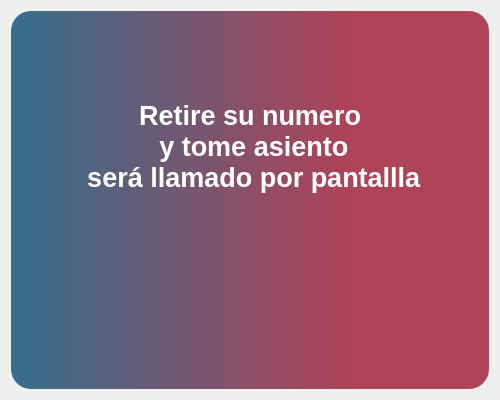
First picture: the form in Ticketera/pop.ui, repository Gonzaloned/ProgramaTicketera, before the edit.
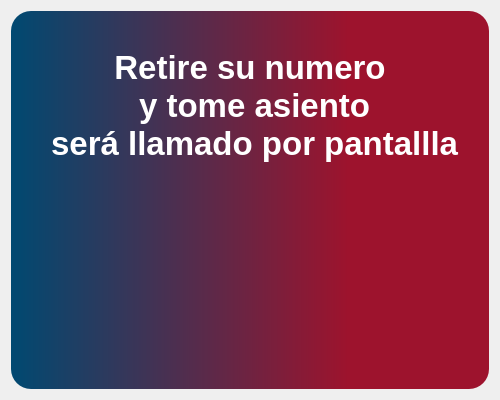
Second picture: the form after the edit. Icons and pictures are not drawn.

```diff
--- a/Ticketera/pop.ui
+++ b/Ticketera/pop.ui
@@ -33,7 +33,7 @@
   </property>
   <property name="styleSheet">
    <string notr="true">#fondo{
-background-color: qlineargradient(spread:pad, x1:1, y1:0, x2:0, y2:0, stop:0.295455 rgba(157, 19, 45, 200), stop:1 rgba(0, 73, 113, 200));
+background-color: qlineargradient(spread:pad, x1:1, y1:0, x2:0, y2:0, stop:0.295455 rgba(157, 19, 45, 255), stop:1 rgba(0, 73, 113, 255));
 
 	border-radius: 20px;
 	
@@ -48,14 +48,29 @@
    <item>
     <widget class="QWidget" name="fondo" native="true">
      <layout class="QVBoxLayout" name="verticalLayout_2">
+      <property name="spacing">
+       <number>0</number>
+      </property>
+      <property name="leftMargin">
+       <number>0</number>
+      </property>
       <property name="topMargin">
        <number>0</number>
       </property>
-      <item alignment="Qt::AlignHCenter|Qt::AlignBottom">
+      <property name="rightMargin">
+       <number>0</number>
+      </property>
+      <property name="bottomMargin">
+       <number>0</number>
+      </property>
+      <item>
+       <widget class="QWidget" name="widget_2" native="true">
+        <layout class="QVBoxLayout" name="verticalLayout_3">
+         <item>
        <widget class="QLabel" name="texto">
         <property name="font">
          <font>
-          <pointsize>20</pointsize>
+             <pointsize>25</pointsize>
           <bold>true</bold>
          </font>
         </property>
@@ -69,8 +84,26 @@
         </property>
        </widget>
       </item>
-      <item alignment="Qt::AlignHCenter">
-       <widget class="QLabel" name="imagen">
+        </layout>
+       </widget>
+      </item>
+      <item>
+       <widget class="QWidget" name="widget" native="true">
+        <layout class="QVBoxLayout" name="verticalLayout_4">
+         <property name="leftMargin">
+          <number>60</number>
+         </property>
+         <property name="topMargin">
+          <number>0</number>
+         </property>
+         <property name="rightMargin">
+          <number>60</number>
+         </property>
+         <property name="bottomMargin">
+          <number>10</number>
+         </property>
+         <item alignment="Qt::AlignHCenter|Qt::AlignTop">
+          <widget class="QLabel" name="label">
         <property name="text">
          <string/>
         </property>
@@ -78,8 +111,11 @@
          <pixmap resource="pantalla1.qrc">:/iconos/img/fondo.png</pixmap>
         </property>
         <property name="scaledContents">
-         <bool>false</bool>
-        </property>
+            <bool>true</bool>
+           </property>
+          </widget>
+         </item>
+        </layout>
        </widget>
       </item>
      </layout>
```
Left out of the diff: 2 changed lines with no effect on the pictures. Lines whose indentation alone changed are shown as unchanged.
